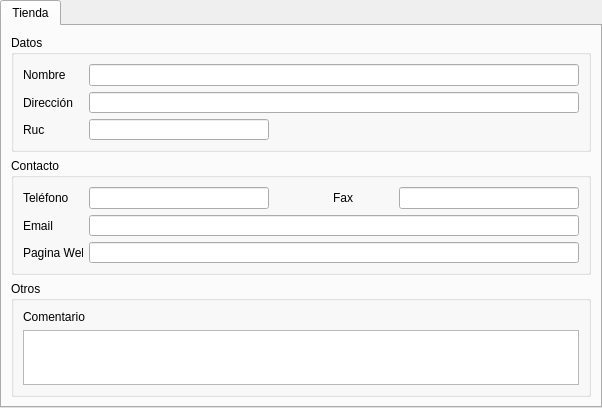
First picture: the form in ManagerM/ui_opciones_tienda.ui, repository janfranco27/TheProyect, before the edit.
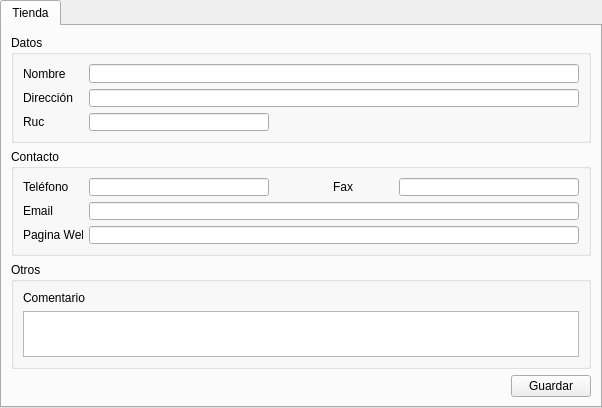
Second picture: the form after the edit.

Diff of the .ui file:
```diff
--- a/ManagerM/ui_opciones_tienda.ui
+++ b/ManagerM/ui_opciones_tienda.ui
@@ -25,7 +25,7 @@
   <property name="windowTitle">
    <string>Form</string>
   </property>
-  <layout class="QGridLayout" name="gridLayout_6">
+  <layout class="QGridLayout" name="gridLayout_4">
    <property name="margin">
     <number>0</number>
    </property>
@@ -43,8 +43,6 @@
       </attribute>
       <layout class="QGridLayout" name="gridLayout_5">
        <item row="0" column="0">
-        <layout class="QGridLayout" name="gridLayout_4">
-         <item row="0" column="0">
           <widget class="QGroupBox" name="groupBox_datos">
            <property name="title">
             <string>Datos</string>
@@ -354,6 +352,28 @@
              <widget class="QTextEdit" name="textEdit_comentario"/>
             </item>
            </layout>
+        </widget>
+       </item>
+       <item row="3" column="0">
+        <layout class="QHBoxLayout" name="horizontalLayout_8">
+         <item>
+          <spacer name="horizontalSpacer_4">
+           <property name="orientation">
+            <enum>Qt::Horizontal</enum>
+           </property>
+           <property name="sizeHint" stdset="0">
+            <size>
+             <width>428</width>
+             <height>20</height>
+            </size>
+           </property>
+          </spacer>
+         </item>
+         <item>
+          <widget class="QPushButton" name="pushButton_guardar">
+           <property name="text">
+            <string>Guardar</string>
+           </property>
           </widget>
          </item>
         </layout>
```
Lines whose indentation alone changed are shown as unchanged.
